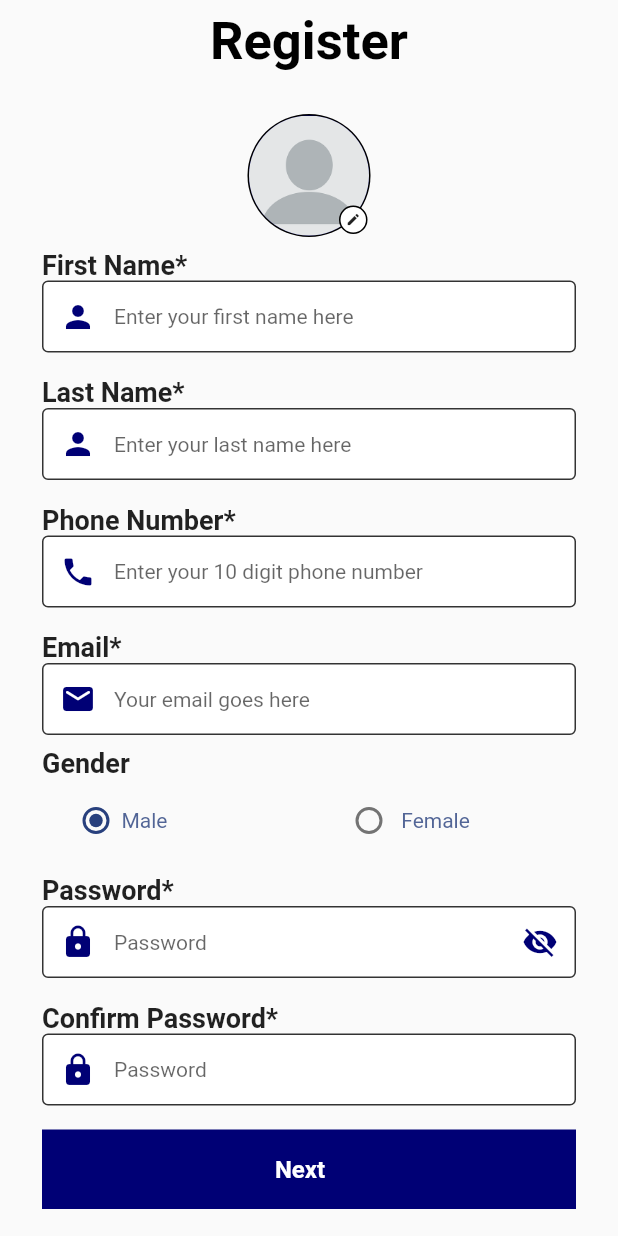
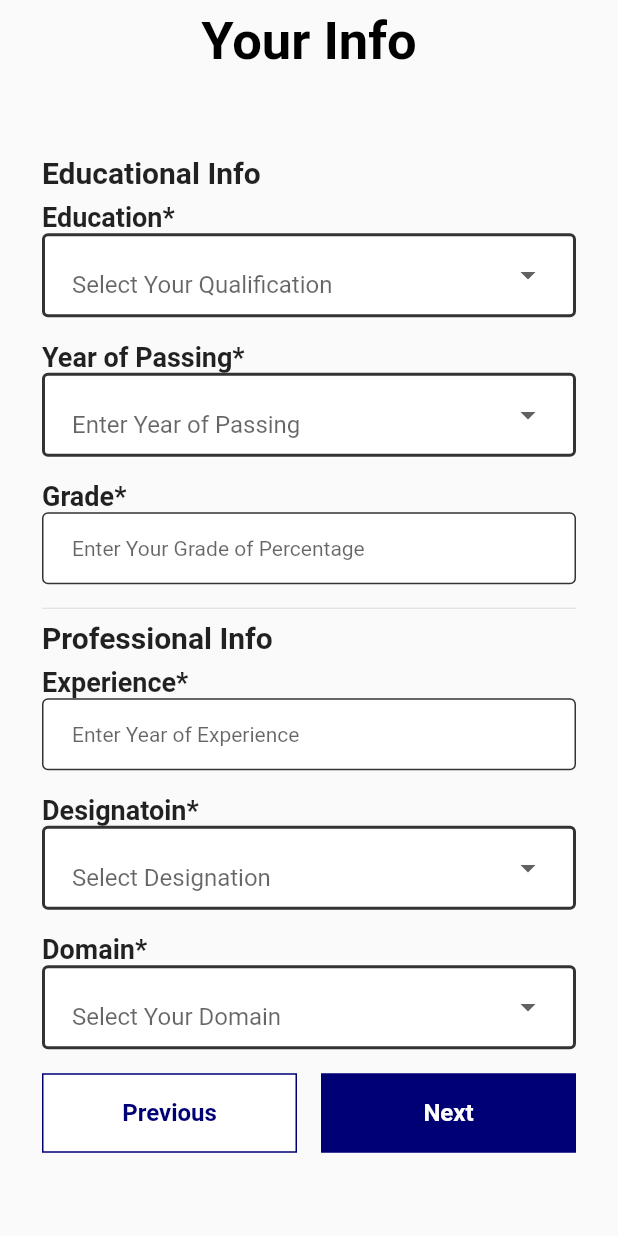
Before and after one commit to saffer4u/mvvm_registration_form, a Flutter app: the screen it shows after launch, on a phone screen of 412 x 824 dp. Run offline on Flutter 3.47's test engine with Material 2 defaults, Android fonts, the phone set to English and light mode, and no system bars; our stand-ins replace image_picker; Roboto replaces fonts that are missing (Sofia, SofiaPro).

Commit message:
Educational info form added with validation logic

```diff
--- a/lib/components/enums.dart
+++ b/lib/components/enums.dart
@@ -1 +1,11 @@
-enum Gender { male, female }
+enum Gender {
+  male,
+  female,
+}
+
+enum Education {
+  postGraduate,
+  graduate,
+  hscDiploma,
+  ssc,
+}
--- /dev/null
+++ b/lib/components/widgets/custom_dropdown_textfield.dart
@@ -0,0 +1,101 @@
+import 'package:flutter/material.dart';
+
+import '../../constants/colors.dart';
+
+class CustomDropdownTextFormField extends StatelessWidget {
+  final String? hintText;
+  final bool isEmpty;
+  final String? value;
+  final String titleText;
+  final void Function(String?)? onChanged;
+  final List<String> dropDownListOfItems;
+
+  const CustomDropdownTextFormField({
+    required this.dropDownListOfItems,
+    this.isEmpty = false,
+    required this.titleText,
+    this.hintText,
+    this.value,
+    required this.onChanged,
+    Key? key,
+  }) : super(key: key);
+
+  @override
+  Widget build(BuildContext context) {
+    return Padding(
+      padding: const EdgeInsets.all(8.0),
+      child: Column(
+        crossAxisAlignment: CrossAxisAlignment.start,
+        children: [
+          Text(
+            titleText,
+            style: const TextStyle(
+              fontWeight: FontWeight.bold,
+              fontSize: 18,
+            ),
+          ),
+          FormField<String>(
+            builder: (FormFieldState<String> state) {
+              return InputDecorator(
+                decoration: InputDecoration(
+                  filled: true,
+                  contentPadding: const EdgeInsets.symmetric(
+                    vertical: 16,
+                    horizontal: 20,
+                  ),
+                  isDense: true,
+                  hintText: hintText,
+                  labelStyle: TextStyle(
+                    fontFamily: "Sofia",
+                    fontSize: 14,
+                    color: LIGHT_BLUE_COLOR.withOpacity(0.6),
+                  ),
+                  fillColor: WHITE_COLOR,
+                  focusedBorder:  OutlineInputBorder(
+                    borderSide: BorderSide(
+                      color: BLACK_COLOR.withOpacity(0.8),
+                      width: 2,
+                    ),
+                  ),
+                  enabledBorder: OutlineInputBorder(
+                    borderSide: BorderSide(
+                      color: BLACK_COLOR.withOpacity(0.8),
+                      width: 2.0,
+                    ),
+                  ),
+                  errorBorder: OutlineInputBorder(
+                    borderRadius: BorderRadius.circular(7.0),
+                    borderSide: const BorderSide(
+                      color: RED_COLOR,
+                      width: 2,
+                    ),
+                  ),
+                ),
+                isEmpty: isEmpty,
+                child: DropdownButtonHideUnderline(
+                  child: DropdownButton<String>(
+                    borderRadius: BorderRadius.circular(14),
+                    style: TextStyle(
+                      color: LIGHT_BLUE_COLOR.withOpacity(0.8),
+                      fontSize: 14,
+                      fontFamily: "SofiaPro",
+                    ),
+                    value: value,
+                    isDense: true,
+                    onChanged: onChanged,
+                    items: dropDownListOfItems.map((String value) {
+                      return DropdownMenuItem<String>(
+                        value: value,
+                        child: Text(value),
+                      );
+                    }).toList(),
+                  ),
+                ),
+              );
+            },
+          ),
+        ],
+      ),
+    );
+  }
+}
--- a/lib/main.dart
+++ b/lib/main.dart
@@ -1,4 +1,5 @@
 import 'package:flutter/material.dart';
+import 'package:mvvm_registration_form/views/registration_form/educational_info.dart';
 import 'package:provider/provider.dart';
 
 import 'view_model/registration_view_model/registration_view_model.dart';
@@ -15,7 +16,8 @@ class MyApp extends StatelessWidget {
   Widget build(BuildContext context) {
     return MultiProvider(
       providers: [
-        ChangeNotifierProvider<RegistrationViewModel>(create: (_) => RegistrationViewModel()),
+        ChangeNotifierProvider<RegistrationViewModel>(
+            create: (_) => RegistrationViewModel()),
       ],
       child: MaterialApp(
         debugShowCheckedModeBanner: false,
@@ -25,7 +27,7 @@ class MyApp extends StatelessWidget {
         ),
 
         // Initial Page
-        home: const BasicInfo(),
+        home: const EducationalInfo(),
       ),
     );
   }
--- /dev/null
+++ b/lib/utils/custom_red_snakbar.dart
@@ -0,0 +1,32 @@
+import 'package:flutter/material.dart';
+
+import '../constants/colors.dart';
+
+void customRedSnakbar({
+  required BuildContext context,
+  required String title,
+  required String body,
+}) {
+  ScaffoldMessenger.of(context).showSnackBar(
+    SnackBar(
+      behavior: SnackBarBehavior.floating,
+      backgroundColor: RED_COLOR,
+      margin: const EdgeInsets.all(25),
+      dismissDirection: DismissDirection.horizontal,
+      content: Column(
+        mainAxisSize: MainAxisSize.min,
+        crossAxisAlignment: CrossAxisAlignment.start,
+        children: [
+          Text(
+            title,
+            style: const TextStyle(
+              fontSize: 17,
+              fontWeight: FontWeight.bold,
+            ),
+          ),
+          Text(body),
+        ],
+      ),
+    ),
+  );
+}
--- a/lib/view_model/registration_view_model/registration_view_model.dart
+++ b/lib/view_model/registration_view_model/registration_view_model.dart
@@ -3,33 +3,77 @@ import 'dart:io';
 
 import 'package:flutter/material.dart';
 import 'package:image_picker/image_picker.dart';
+import 'package:mvvm_registration_form/constants/colors.dart';
 
 import '../../components/enums.dart';
+import '../../utils/custom_red_snakbar.dart';
+import '../../views/registration_form/educational_info.dart';
 
 class RegistrationViewModel extends ChangeNotifier {
-  // Variables --------->>>>>>>>>>
+  //* Variables --------->>>>>>>>>>>>>>>>>>>>>>>>>>>>>>>>>>>>>>>>>>>>>>>>>
   var genderType = Gender.male;
   bool isObscure = true;
   File? pickedImage; // Null if image is not picked
+  Education? intialSelectedCourse;
+  String intialSelectedYear = "";
+  String intialSelectedDesignation = "";
+  String intialSelectedDomain = "";
 
-  // Form Keys ---------->>>>>>>>>>>>
+  //* Dropdown Lists ------------>>>>>>>>>>>>>>>>>>>>>>>>>>>>>>>>>>>>>>>>>>
+  //* Course Dropdown Lists ----------->>>>>>>>>>>
+  // List<String> qualificationList = [
+  //   "B.Tech",
+  //   "B.Pharma",
+  //   "B.A.",
+  //   "M.A.",
+  //   "B.Com.",
+  //   "MBA",
+  // ];
+  Map<Education, String> educationMap = {
+    Education.graduate: "Graduate",
+    Education.hscDiploma: "HSC/Diploma",
+    Education.postGraduate: "Post Graduate",
+    Education.ssc: "SSC",
+  };
+
+  //* Passing Year Dropdown Lists ----------->>>>>>>>>>>
+  List<String> yearList = [
+    "2022",
+    "2021",
+    "2020",
+    "2019",
+    "2018",
+    "2017",
+  ];
+
+  //* Designation Dropdown lists ------------->>>>>>
+  List<String> designationlist = [
+    "CEO",
+    "MD",
+    "Team Lead",
+  ];
+  //* Domain Dropdown lists ------------->>>>>>
+  List<String> domainList = [
+    "Machine Learning",
+    "Robotics",
+    "Data Mining",
+  ];
+
+  //* Form Keys ---------->>>>>>>>>>>>>>>>>>>>>>>>>>>>>>>>>>>>>>>>>>>>>>>>>>
   GlobalKey<FormState> basicInfoFormKey = GlobalKey<FormState>();
+  GlobalKey<FormState> educationalFormKey = GlobalKey<FormState>();
 
-  // TextFormField controllers -------->>>>>>>>>>
+  //* TextFormField controllers -------->>>>>>>>>>>>>>>>>>>>>>>>>>>>>>>>>>>>
   TextEditingController firstNameController = TextEditingController();
   TextEditingController lastNameController = TextEditingController();
   TextEditingController phoneNoController = TextEditingController();
   TextEditingController emailController = TextEditingController();
   TextEditingController passwordController = TextEditingController();
   TextEditingController confirmPasswordController = TextEditingController();
+  TextEditingController gradeController = TextEditingController();
+  TextEditingController experienceController = TextEditingController();
 
-  //Form Validations ------------>>>>>>>>>>
-
-  void nextButton() {
-    if (basicInfoFormKey.currentState!.validate()) {
-      log("Basic info form is valid");
-    }
-  }
+  //* Form Validations ------------>>>>>>>>>>>>>>>>>>>>>>>>>>>>>>>>>>>>>>>>>>
 
   String? validpassword(String? value) {
     if (value!.length < 6) {
@@ -81,6 +125,100 @@ class RegistrationViewModel extends ChangeNotifier {
     return null;
   }
 
+  String? validExperience(exp) {
+    if (exp.toString().isEmpty) {
+      return "Please Enter your no. of exprienced year.";
+    } else {
+      return null;
+    }
+  }
+
+  String? validGrade(grd) {
+    if (grd.toString().isEmpty) {
+      return "Please enter your grades";
+    } else {
+      return null;
+    }
+  }
+
+  bool validateDropDownFields(BuildContext context) {
+    if (intialSelectedCourse==null ||
+        intialSelectedYear.isEmpty ||
+        intialSelectedDesignation.isEmpty ||
+        intialSelectedDomain.isEmpty) {
+      customRedSnakbar(
+        context: context,
+        title: "Empty Selection Fields",
+        body:
+            "Selection of Educatoin, Year of Passing, Designation and Domain are required.",
+      );
+
+      return false;
+    } else {
+      return true;
+    }
+  }
+
+  //* Other Methods ---------->>>>>>>>>>>>>>>>>>>>>>>>>>>>>>>>>>>>>>>>>>>>
+
+  //* Get list of String from enum ----->>>>
+  List<String> getListOfQualificationString() {
+    List<String> lis = [];
+    educationMap.forEach((key, value) {
+      lis.add(value);
+    });
+    return lis;
+  }
+
+  void qualificationOnChange(selectedCourse) {
+    educationMap.forEach((key, value) {
+      if (value == selectedCourse) {
+        intialSelectedCourse = key;
+      }
+    });
+
+    notifyListeners();
+  }
+
+  void yearListOnChange(selctedYear) {
+    intialSelectedYear = selctedYear ?? "";
+    notifyListeners();
+  }
+
+  void designationOnChange(selectedDesignation) {
+    intialSelectedDesignation = selectedDesignation ?? "";
+    notifyListeners();
+  }
+
+  void domainOnChange(selectedDomain) {
+    intialSelectedDomain = selectedDomain ?? "";
+    notifyListeners();
+  }
+
+  void nextButtonBasic(BuildContext context) {
+    if (pickedImage == null) {
+      customRedSnakbar(
+          context: context,
+          title: "Profile picture is required",
+          body: "Please select an image.");
+    } else {
+      if (basicInfoFormKey.currentState!.validate()) {
+        log("Basic info form is valid");
+        Navigator.of(context).push(MaterialPageRoute(
+          builder: (context) => const EducationalInfo(),
+        ));
+      }
+    }
+  }
+
+  void nextButtonEducational(BuildContext context) {
+    if (validateDropDownFields(context)) {
+      if (educationalFormKey.currentState!.validate()) {
+        log("Educational info form is valid");
+      }
+    }
+  }
+
   RegExp emailRex = RegExp(
       r'^(([^<>()[\]\\.,;:\s@\"]+(\.[^<>()[\]\\.,;:\s@\"]+)*)|(\".+\"))@((\[[0-9]{1,3}\.[0-9]{1,3}\.[0-9]{1,3}\.[0-9]{1,3}\])|(([a-zA-Z\-0-9]+\.)+[a-zA-Z]{2,}))$');
 
@@ -97,8 +235,7 @@ class RegistrationViewModel extends ChangeNotifier {
     genderType = gen;
     notifyListeners();
   }
-
-  // Image Picker for registration form ------>>>>>>>>>
+  //* Image Picker for registration form ------>>>>>>>>>
 
   //* Pic image from camera   ---->>>>>>>>>>>>
   void _openCamera(BuildContext context) async {
@@ -140,7 +277,7 @@ class RegistrationViewModel extends ChangeNotifier {
             title: const Text(
               "Choose option",
               style: TextStyle(
-                color: Color(0xff779FE5),
+                color: LIGHT_BLUE_COLOR,
                 fontFamily: "SofiaPro",
                 fontWeight: FontWeight.bold,
               ),
@@ -156,13 +293,13 @@ class RegistrationViewModel extends ChangeNotifier {
                     title: const Text(
                       "Gallery",
                       style: TextStyle(
-                        color: Color(0xff779FE5),
+                        color: LIGHT_BLUE_COLOR,
                         fontFamily: "SofiaPro",
                       ),
                     ),
                     leading: const Icon(
                       Icons.account_box,
-                      color: Color(0xff779FE5),
+                      color: LIGHT_BLUE_COLOR,
                     ),
                   ),
                   ListTile(
@@ -173,13 +310,13 @@ class RegistrationViewModel extends ChangeNotifier {
                     title: const Text(
                       "Camera",
                       style: TextStyle(
-                        color: Color(0xff779FE5),
+                        color: LIGHT_BLUE_COLOR,
                         fontFamily: "SofiaPro",
                       ),
                     ),
                     leading: const Icon(
                       Icons.camera,
-                      color: Color(0xff779FE5),
+                      color: LIGHT_BLUE_COLOR,
                     ),
                   ),
                 ],
--- a/lib/views/registration_form/basic_info.dart
+++ b/lib/views/registration_form/basic_info.dart
@@ -1,11 +1,11 @@
 import 'package:flutter/material.dart';
 import 'package:provider/provider.dart';
 
+import '../../components/enums.dart';
 import '../../components/widgets/custom_appbar.dart';
 import '../../components/widgets/custom_button.dart';
 import '../../components/widgets/custom_radio_button.dart';
 import '../../components/widgets/custom_text_form_fileld.dart';
-import '../../components/enums.dart';
 import '../../components/widgets/empty_image_avatar.dart';
 import '../../components/widgets/filled_image_avatar.dart';
 import '../../constants/colors.dart';
@@ -158,14 +158,15 @@ class BasicInfo extends StatelessWidget {
                       Expanded(
                         child: CustomButton(
                           // navigation: () => controller.checkNextButton,
-                        navigation: rgViewModel.nextButton,
+                          navigation: ()=>rgViewModel.nextButtonBasic(context),
                           text: "Next   ",
                           textColor: Colors.white,
                           border: Border.all(
                             color: DARK_BLUE_COLOR,
                           ),
                           backgroundColor: DARK_BLUE_COLOR,
-                      )),
+                        ),
+                      ),
                     ],
                   )
                 ],
--- a/lib/views/registration_form/educational_info.dart
+++ b/lib/views/registration_form/educational_info.dart
@@ -0,0 +1,142 @@
+import 'package:flutter/material.dart';
+import 'package:provider/provider.dart';
+
+import '../../components/widgets/custom_appbar.dart';
+import '../../components/widgets/custom_button.dart';
+import '../../components/widgets/custom_dropdown_textfield.dart';
+import '../../components/widgets/custom_text_form_fileld.dart';
+import '../../constants/colors.dart';
+import '../../constants/paddings.dart';
+import '../../view_model/registration_view_model/registration_view_model.dart';
+
+class EducationalInfo extends StatelessWidget {
+  const EducationalInfo({Key? key}) : super(key: key);
+
+  @override
+  Widget build(BuildContext context) {
+    RegistrationViewModel rgViewModel = context.watch<RegistrationViewModel>();
+    return Scaffold(
+      appBar: customAppBar(title: "Your Info"),
+      body: Center(
+        child: SingleChildScrollView(
+          child: Padding(
+            padding: const EdgeInsets.symmetric(horizontal: PAGE_PADDING),
+            child: Form(
+              key: rgViewModel.educationalFormKey,
+              child: Column(
+                crossAxisAlignment: CrossAxisAlignment.start,
+                children: [
+                  const Padding(
+                    padding: EdgeInsets.symmetric(horizontal: 8.0),
+                    child: Text(
+                      "Educational Info",
+                      style: TextStyle(
+                        fontWeight: FontWeight.bold,
+                        fontSize: 20,
+                      ),
+                    ),
+                  ),
+                  CustomDropdownTextFormField(
+                    hintText: "Select Your Qualification",
+                    titleText: "Education*",
+                    dropDownListOfItems:
+                        rgViewModel.getListOfQualificationString(),
+                    onChanged: rgViewModel.qualificationOnChange,
+                    isEmpty:
+                        rgViewModel.intialSelectedCourse == null ? true : false,
+                    value: rgViewModel
+                        .educationMap[rgViewModel.intialSelectedCourse],
+                  ),
+                  CustomDropdownTextFormField(
+                    hintText: "Enter Year of Passing",
+                    titleText: "Year of Passing*",
+                    dropDownListOfItems: rgViewModel.yearList,
+                    onChanged: rgViewModel.yearListOnChange,
+                    isEmpty:
+                        rgViewModel.intialSelectedYear.isEmpty ? true : false,
+                    value: rgViewModel.intialSelectedYear.isEmpty
+                        ? null
+                        : rgViewModel.intialSelectedYear,
+                  ),
+                  CustomTextformField(
+                    labelText: "Grade*",
+                    controller: rgViewModel.gradeController,
+                    validator: (grd) => rgViewModel.validGrade(grd),
+                    hintText: "Enter Your Grade of Percentage",
+                  ),
+                  Padding(
+                    padding: const EdgeInsets.symmetric(horizontal: 8.0),
+                    child: Divider(
+                      color: BLACK_COLOR.withOpacity(0.12),
+                    ),
+                  ),
+                  const Padding(
+                    padding: EdgeInsets.symmetric(horizontal: 8.0),
+                    child: Text(
+                      "Professional Info",
+                      style: TextStyle(
+                        fontWeight: FontWeight.bold,
+                        fontSize: 20,
+                      ),
+                    ),
+                  ),
+                  CustomTextformField(
+                    controller: rgViewModel.experienceController,
+                    validator: (exp) => rgViewModel.validExperience(exp),
+                    keyboardType: TextInputType.number,
+                    labelText: "Experience*",
+                    hintText: "Enter Year of Experience",
+                  ),
+                  CustomDropdownTextFormField(
+                    hintText: "Select Designation",
+                    titleText: "Designatoin*",
+                    dropDownListOfItems: rgViewModel.designationlist,
+                    onChanged: rgViewModel.designationOnChange,
+                    isEmpty: rgViewModel.intialSelectedDesignation.isEmpty
+                        ? true
+                        : false,
+                    value: rgViewModel.intialSelectedDesignation.isEmpty
+                        ? null
+                        : rgViewModel.intialSelectedDesignation,
+                  ),
+                  CustomDropdownTextFormField(
+                    hintText: "Select Your Domain",
+                    titleText: "Domain*",
+                    dropDownListOfItems: rgViewModel.domainList,
+                    onChanged: rgViewModel.domainOnChange,
+                    isEmpty:
+                        rgViewModel.intialSelectedDomain.isEmpty ? true : false,
+                    value: rgViewModel.intialSelectedDomain.isEmpty
+                        ? null
+                        : rgViewModel.intialSelectedDomain,
+                  ),
+                  Row(
+                    children: [
+                      Expanded(
+                          child: CustomButton(
+                        navigation: () => Navigator.of(context).pop(),
+                        text: "Previous",
+                        textColor: DARK_BLUE_COLOR,
+                        backgroundColor: Colors.white,
+                        border: Border.all(color: DARK_BLUE_COLOR),
+                      )),
+                      Expanded(
+                          child: CustomButton(
+                        navigation: () =>
+                            rgViewModel.nextButtonEducational(context),
+                        text: "Next",
+                        textColor: Colors.white,
+                        backgroundColor: DARK_BLUE_COLOR,
+                        border: Border.all(color: DARK_BLUE_COLOR),
+                      ))
+                    ],
+                  )
+                ],
+              ),
+            ),
+          ),
+        ),
+      ),
+    );
+  }
+}
```
Lines whose indentation alone changed are shown as unchanged.
